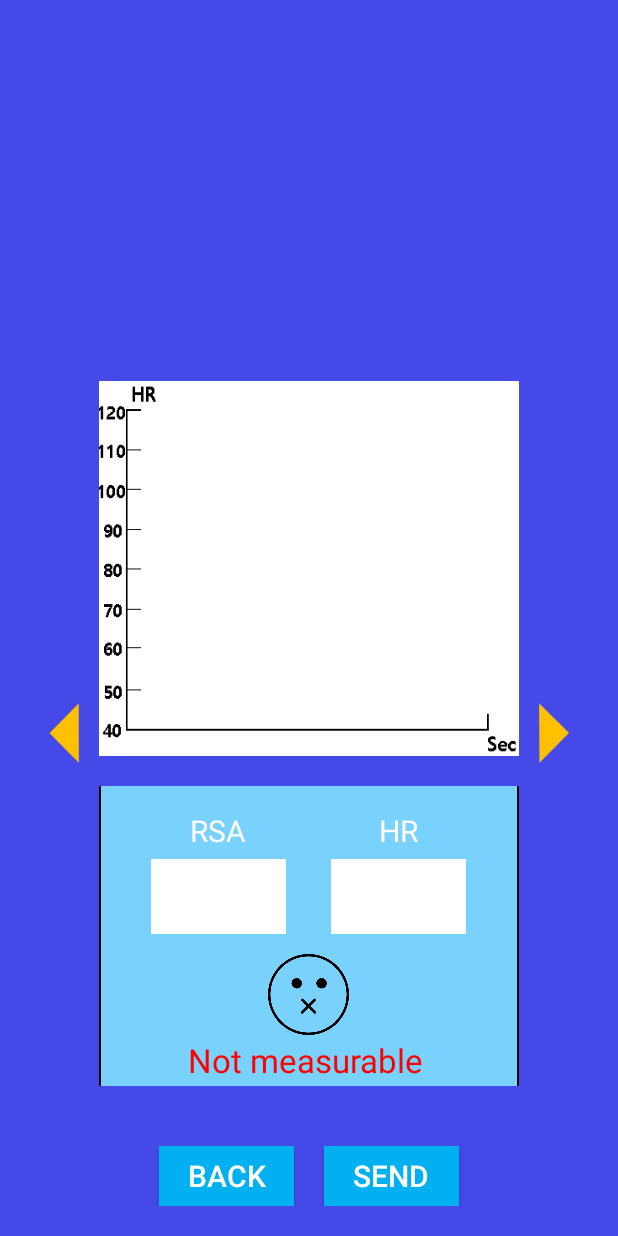
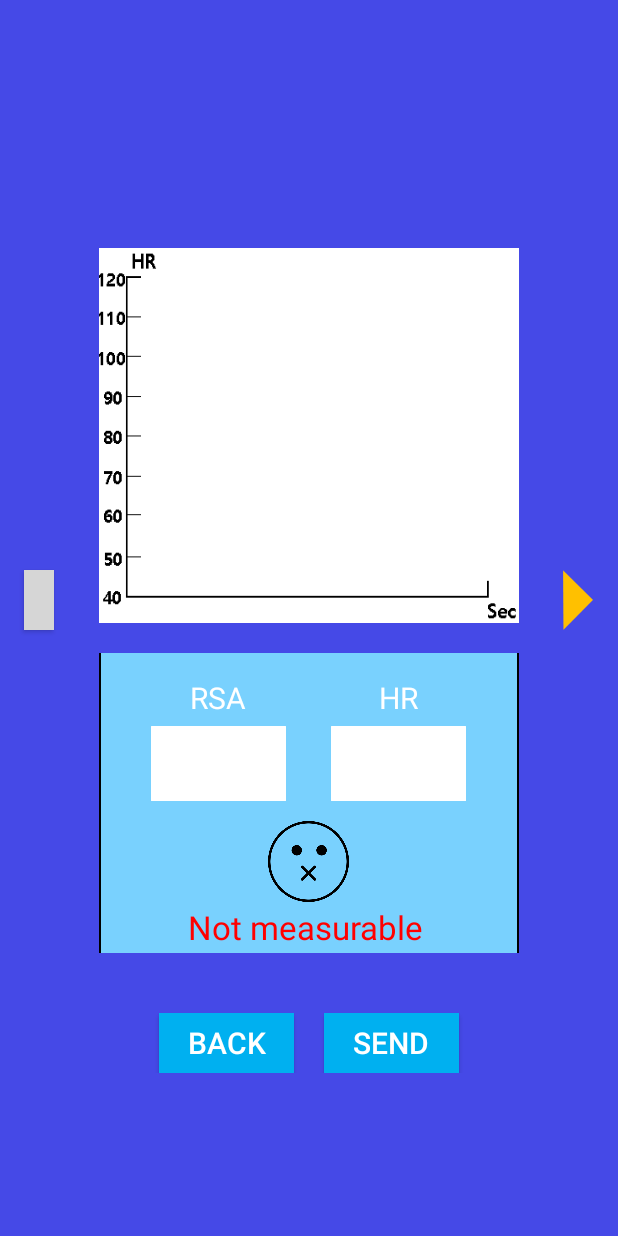
Before and after one commit to CHOOSLA/RSA, an Android app: the ViewResultActivity screen opened directly, with no data from a screen before it, after a tap on an icon or button, on a phone screen of 412 x 824 dp. Run offline under Robolectric (Android 15) with nearby library versions, the phone set to English and light mode, and no system bars; 21 statements that could not run were skipped; grey boxes are pictures that could not be loaded.

Commit message:
View Result 페이지 완성 및 자잘한 수정

```diff
--- a/RSA/app/src/main/java/kr/ac/sch/oopsla/rsa/ViewResultActivity.java
+++ b/RSA/app/src/main/java/kr/ac/sch/oopsla/rsa/ViewResultActivity.java
@@ -8,6 +8,7 @@ import android.os.Bundle;
 import android.view.View;
 import android.widget.Button;
 import android.widget.ImageView;
+import android.widget.LinearLayout;
 import android.widget.TextView;
 
 import java.util.ArrayList;
@@ -39,6 +40,9 @@ public class ViewResultActivity extends Activity implements View.OnClickListener
 
     private Button btnLeft;
     private Button btnRight;
+
+    private LinearLayout lnrLeft;
+    private LinearLayout lnrRight;
 
     private SharedData sharedData = new SharedData();
     private SharedPreferences sd;
@@ -89,7 +93,6 @@ public class ViewResultActivity extends Activity implements View.OnClickListener
         day_titleTxt = (TextView) findViewById(R.id.text_view_result_period);
         day_titleTxt.setText(first_day);
 
-        timeTxt = (TextView) findViewById(R.id.text_view_result_time);
 
         btnSave = (Button) findViewById(R.id.button_view_result_save);
         btnSave.setOnClickListener(this);
@@ -104,6 +107,11 @@ public class ViewResultActivity extends Activity implements View.OnClickListener
         btnRight = (Button) findViewById(R.id.button_view_result_right);
         btnRight.setOnClickListener(this);
 
+        lnrLeft = (LinearLayout) findViewById(R.id.layout_view_result_left);
+        lnrLeft.setOnClickListener(this);
+
+        lnrRight = (LinearLayout) findViewById(R.id.layout_view_result_right);
+        lnrRight.setOnClickListener(this);
 
         tv1 = (TextView) findViewById(R.id.text_view_result_heart); // hr
         tv2 = (TextView) findViewById(R.id.text_view_result_rsa); // rsa
@@ -113,7 +121,7 @@ public class ViewResultActivity extends Activity implements View.OnClickListener
         heartGraph.DetectMessage(true);
 
         rsaText = (TextView) findViewById(R.id.text_view_result_status);
-        rsaImage = (ImageView)findViewById(R.id.image_view_result_image);
+        rsaImage = (ImageView) findViewById(R.id.image_view_result_image);
 
         initMax();
         SeeText(count);
@@ -177,42 +185,42 @@ public class ViewResultActivity extends Activity implements View.OnClickListener
         int leftStart, rightStart;
         String[] tmpstr;
 
+        day_titleTxt.setText(mArrayDateList.get(i));
+
         tmpstr = HrArrays.get(i).split(",");
         HR_fin = new double[tmpstr.length];
-        for(int j=0;j<tmpstr.length;j++){
+        for (int j = 0; j < tmpstr.length; j++) {
             HR_fin[j] = Double.parseDouble(tmpstr[j]);
         }
 
         tmpstr = UpPeaks.get(i).split(",");
         up = new double[tmpstr.length];
-        for(int j=0;j<tmpstr.length;j++){
+        for (int j = 0; j < tmpstr.length; j++) {
             up[j] = Double.parseDouble(tmpstr[j]);
         }
 
         tmpstr = DwPeaks.get(i).split(",");
         dw = new double[tmpstr.length];
-        for(int j=0;j<tmpstr.length;j++){
+        for (int j = 0; j < tmpstr.length; j++) {
             dw[j] = Double.parseDouble(tmpstr[j]);
         }
 
         heartGraph.addArr(HR_fin, up, dw, Rights.get(i), Lefts.get(i)); // graph reversal
 
         tv1.setText(AvgHRs.get(i) + "");
-        tv2.setText(Math.round(RSAs.get(i)*100)/100.0 + "");
+        tv2.setText(Math.round(RSAs.get(i) * 100) / 100.0 + "");
         tv4.setText(mnameArrayList.get(i));
 
         rsastats = evalRsa(RSAs.get(i), Ages.get(i));
 
-        String textTmp ="";
-        if(rsastats == -1){
+        String textTmp = "";
+        if (rsastats == -1) {
             textTmp += "Not measurable\r\n";
             rsaImage.setImageResource(R.drawable.muted);
-        }
-        else if(rsastats == 0){
+        } else if (rsastats == 0) {
             textTmp += "Abnormal\r\n";
             rsaImage.setImageResource(R.drawable.abnormall);
-        }
-        else if(rsastats == 1){
+        } else if (rsastats == 1) {
             textTmp += "Normal\r\n";
             rsaImage.setImageResource(R.drawable.normall);
         }
@@ -226,21 +234,17 @@ public class ViewResultActivity extends Activity implements View.OnClickListener
         int id = v.getId();
         if (id == R.id.button_view_result_save) {
             finish();
-        }
-        else if (id == R.id.button_view_result_back) {
+        } else if (id == R.id.button_view_result_back) {
             finish();
-        }
-        else if (id == R.id.button_view_result_left) {
+        } else if (id == R.id.layout_view_result_left ||id == R.id.button_view_result_left ) {
             if (count < 1) {
                 count = 0;
                 SeeText(count);
             } else {
                 count--;
                 SeeText(count);
-
             }
-        }
-        else if (id == R.id.button_view_result_right) {
+        } else if (id == R.id.layout_view_result_right ||id == R.id.button_view_result_right ) {
 
             if (count < max - 1) {
                 count++;
@@ -250,54 +254,55 @@ public class ViewResultActivity extends Activity implements View.OnClickListener
             }
 
         }
+
+        if (count == 0) {
+            btnLeft.setBackgroundResource(R.drawable.left_arrow_gray);
+        } else {
+            btnLeft.setBackgroundResource(R.drawable.left_arrow);
+        }
+
+        if (count == max - 1) {
+            btnRight.setBackgroundResource(R.drawable.right_arrow_gray);
+        } else {
+            btnRight.setBackgroundResource(R.drawable.right_arrow);
+        }
     }
 
-    public double evalRsa(double rsa, double age){
+    public double evalRsa(double rsa, double age) {
         double stats = 0; // -1 = 측정 불가 나이, 1 = 정상, 0 = 비정상
-        if(age <= 9){
+        if (age <= 9) {
             stats = -1;
-        }
-        else if(age <=29 && age >= 10){
-            if(rsa>=14){
+        } else if (age <= 29 && age >= 10) {
+            if (rsa >= 14) {
                 stats = 1;
-            }
-            else{
+            } else {
                 stats = 0;
             }
-        }
-        else if(age <=39 && age >= 30){
-            if(rsa>=12){
+        } else if (age <= 39 && age >= 30) {
+            if (rsa >= 12) {
                 stats = 1;
-            }
-            else{
+            } else {
                 stats = 0;
             }
-        }
-        else if(age <=49 && age >= 40){
-            if(rsa>=10){
+        } else if (age <= 49 && age >= 40) {
+            if (rsa >= 10) {
                 stats = 1;
-            }
-            else{
+            } else {
                 stats = 0;
             }
-        }
-        else if(age <=59 && age >= 50){
-            if(rsa>=9){
+        } else if (age <= 59 && age >= 50) {
+            if (rsa >= 9) {
                 stats = 1;
-            }
-            else{
+            } else {
                 stats = 0;
             }
-        }
-        else if(age <= 69&& age >= 60){
-            if(rsa>=7){
+        } else if (age <= 69 && age >= 60) {
+            if (rsa >= 7) {
                 stats = 1;
-            }
-            else{
+            } else {
                 stats = 0;
             }
-        }
-        else{
+        } else {
             stats = -1;
         }
         return stats;
--- a/RSA/app/src/main/java/kr/ac/sch/oopsla/rsa/process/CustomGraphView2.java
+++ b/RSA/app/src/main/java/kr/ac/sch/oopsla/rsa/process/CustomGraphView2.java
@@ -221,6 +221,10 @@ public class CustomGraphView2 extends ImageView{
 
 	   }
 
+	   /*
+	   // 2022-09-23 일 수정
+	   // 이거 땜에 View & Send에서 필요없는 메시지가 뜸
+	   // 왜 필요한지 몰라서 주석 처리함
 	   //On Draw for message
 	   messageFlicker++;
 	   if(messageFlicker >= 2000000000)
@@ -231,6 +235,8 @@ public class CustomGraphView2 extends ImageView{
 	   {
 		   canvas.drawBitmap(detection, null, rect_set_message, null);
 	   }
+
+	    */
 
       //invalidate();  // Force a re-draw on each frame!!!!! IMPORTANT!!!
    }
--- a/RSA/app/src/main/java/kr/ac/sch/oopsla/rsa/process/calendarProcess.java
+++ b/RSA/app/src/main/java/kr/ac/sch/oopsla/rsa/process/calendarProcess.java
@@ -39,7 +39,9 @@ public class calendarProcess {
 	    }
 	    else if(flag == 2){
 	    	cal.add(Calendar.MONTH, -subday);
-	    }
+	    }else if(flag== 3){
+			cal.add(Calendar.YEAR,-subday);
+		}
 
 	    String s = calendarProcess.longToString(cal.getTimeInMillis());
 
--- a/RSA/app/src/main/res/layout/activity_view_result.xml
+++ b/RSA/app/src/main/res/layout/activity_view_result.xml
@@ -10,36 +10,23 @@
         android:id="@+id/text_view_result_period"
         android:layout_width="wrap_content"
         android:layout_height="wrap_content"
-        android:layout_marginTop="@dimen/button_interval"
         android:gravity="center"
         android:text="Day ~ Day"
-        android:textSize="@dimen/day_interval_title_size" />
+        android:textSize="@dimen/day_interval_title_size"
+        android:textColor="@color/white"/>
 
     <TextView
         android:id="@+id/text_view_result_name"
         android:layout_width="wrap_content"
         android:layout_height="wrap_content"
-        android:layout_gravity="right"
-        android:layout_marginRight="30dp"
-        android:layout_marginTop="@dimen/button_interval" />
-    <TextView
-        android:id="@+id/text_view_result_time"
-        android:layout_width="wrap_content"
-        android:layout_height="wrap_content"
-        android:layout_gravity="right"
-        android:layout_marginRight="30dp"
-        android:layout_marginTop="@dimen/button_interval" />
-
-    <LinearLayout
-        android:layout_width="match_parent"
-        android:layout_height="wrap_content"
         android:layout_gravity="center"
-        android:layout_marginTop="@dimen/button_interval"
-        android:layout_weight="1"
-        android:gravity="center" >
+        android:textColor="@color/white"
+ />
 
 
-    </LinearLayout>
+    <Space
+        android:layout_height="30dp"
+        android:layout_width="0dp"/>
 
 
     <ScrollView
@@ -58,6 +45,12 @@
                 android:layout_height="wrap_content"
                 android:gravity="center" >
 
+                <LinearLayout
+                    android:id="@+id/layout_view_result_left"
+                    android:layout_width="0dp"
+                    android:layout_height="match_parent"
+                    android:layout_weight="1"
+                    android:gravity="center">
                     <androidx.appcompat.widget.AppCompatButton
                         android:id="@+id/button_view_result_left"
                         style="?android:attr/buttonStyleSmall"
@@ -65,7 +58,11 @@
                         android:layout_height="40dp"
                         android:layout_marginBottom="10dp"
                         android:layout_marginRight="3dp"
-                    android:background="@drawable/left_arrow" />
+                        android:background="@drawable/left_arrow_gray"
+                        android:gravity="right"/>
+                </LinearLayout>
+
+
 
                 <LinearLayout
                     android:layout_width="300dp"
@@ -219,7 +216,12 @@
                     </LinearLayout>
 
                 </LinearLayout>
-
+                <LinearLayout
+                    android:id="@+id/layout_view_result_right"
+                    android:layout_width="0dp"
+                    android:layout_height="match_parent"
+                    android:layout_weight="1"
+                    android:gravity="center">
                     <androidx.appcompat.widget.AppCompatButton
                         android:id="@+id/button_view_result_right"
                         style="?android:attr/buttonStyleSmall"
@@ -228,6 +230,9 @@
                         android:layout_marginBottom="10dp"
                         android:layout_marginLeft="3dp"
                         android:background="@drawable/right_arrow" />
+                </LinearLayout>
+
+
             </LinearLayout>
 
             <LinearLayout
```
Also changed, not shown: RSA/app/src/main/java/kr/ac/sch/oopsla/rsa/ViewSelectActivity.java (+18 -12 lines), RSA/app/src/main/res/layout/activity_measure.xml (+9 -4 lines), RSA/app/src/main/res/layout/activity_result.xml (+17 -6 lines), RSA/app/src/main/res/layout/activity_view_list.xml (+7 -3 lines), 7 other files. Lines whose indentation alone changed are shown as unchanged.
